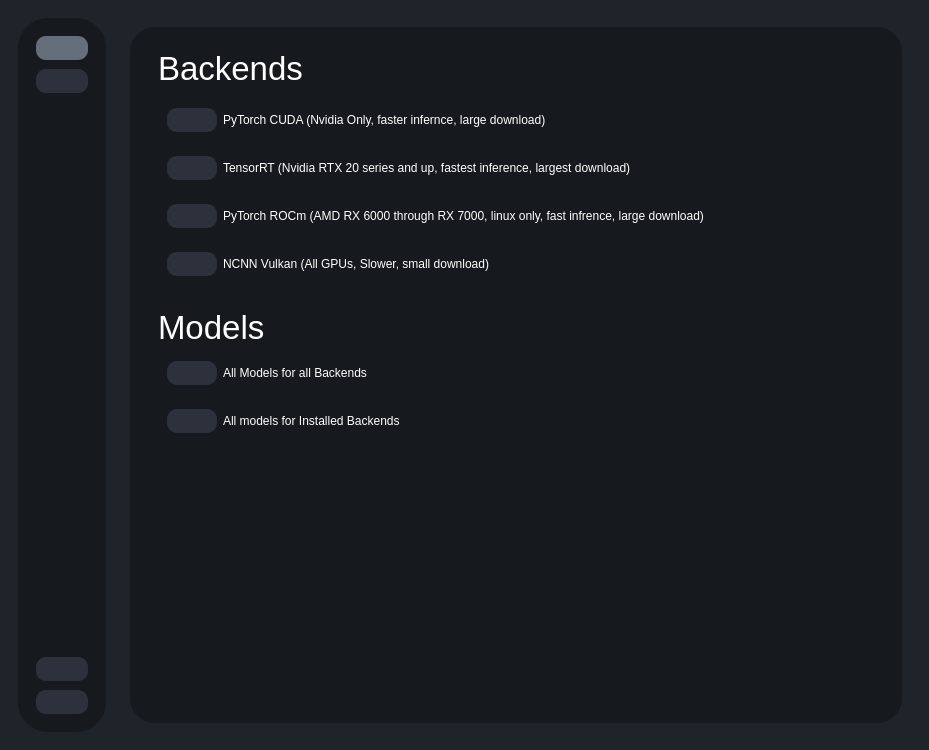
Qt form testRVEInterface.ui (TNTwise/REAL-Video-Enhancer) before a commit.
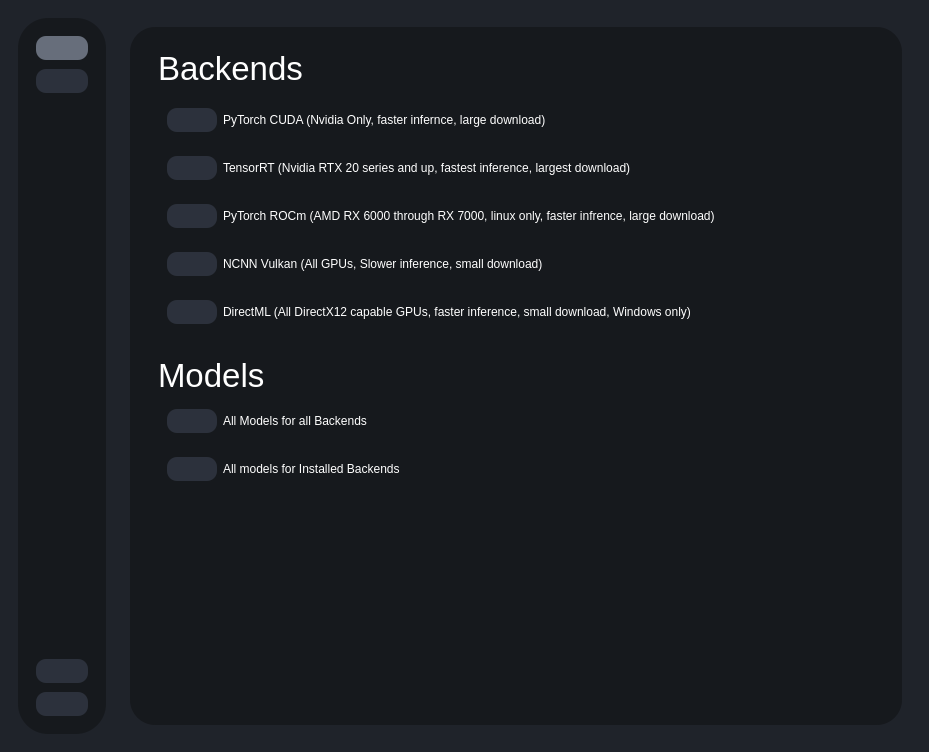
The same form after that commit. The open tabs and pages were chosen to show the change. Icons and pictures are not drawn.

Commit message: add directml button

What changed in the file:
```diff
--- a/testRVEInterface.ui
+++ b/testRVEInterface.ui
@@ -7,7 +7,7 @@
     <x>0</x>
     <y>0</y>
     <width>929</width>
-    <height>750</height>
+    <height>752</height>
    </rect>
   </property>
   <property name="windowTitle">
@@ -1725,7 +1725,7 @@
                     <item>
                      <widget class="QLabel" name="label_9">
                       <property name="text">
-                       <string>PyTorch ROCm (AMD RX 6000 through RX 7000, linux only, fast infrence, large download)</string>
+                       <string>PyTorch ROCm (AMD RX 6000 through RX 7000, linux only, faster infrence, large download)</string>
                       </property>
                      </widget>
                     </item>
@@ -1767,7 +1767,49 @@
                     <item>
                      <widget class="QLabel" name="label_10">
                       <property name="text">
-                       <string>NCNN Vulkan (All GPUs, Slower, small download)</string>
+                       <string>NCNN Vulkan (All GPUs, Slower inference, small download)</string>
+                      </property>
+                     </widget>
+                    </item>
+                   </layout>
+                  </widget>
+                 </item>
+                 <item>
+                  <widget class="QWidget" name="pytorchBackendInstallerContainer_7" native="true">
+                   <layout class="QHBoxLayout" name="horizontalLayout_24">
+                    <item>
+                     <widget class="QPushButton" name="downloadDirectMLBtn">
+                      <property name="sizePolicy">
+                       <sizepolicy hsizetype="Minimum" vsizetype="Minimum">
+                        <horstretch>0</horstretch>
+                        <verstretch>0</verstretch>
+                       </sizepolicy>
+                      </property>
+                      <property name="maximumSize">
+                       <size>
+                        <width>50</width>
+                        <height>16777215</height>
+                       </size>
+                      </property>
+                      <property name="text">
+                       <string/>
+                      </property>
+                      <property name="icon">
+                       <iconset resource="resources.qrc">
+                        <normaloff>:/icons/icons/download.svg</normaloff>:/icons/icons/download.svg</iconset>
+                      </property>
+                      <property name="iconSize">
+                       <size>
+                        <width>30</width>
+                        <height>30</height>
+                       </size>
+                      </property>
+                     </widget>
+                    </item>
+                    <item>
+                     <widget class="QLabel" name="label_28">
+                      <property name="text">
+                       <string>DirectML (All DirectX12 capable GPUs, faster inference, small download, Windows only)</string>
                       </property>
                      </widget>
                     </item>
```
Left out of the diff: 20 changed lines with no effect on the pictures. The commit also changes 1 other file.
